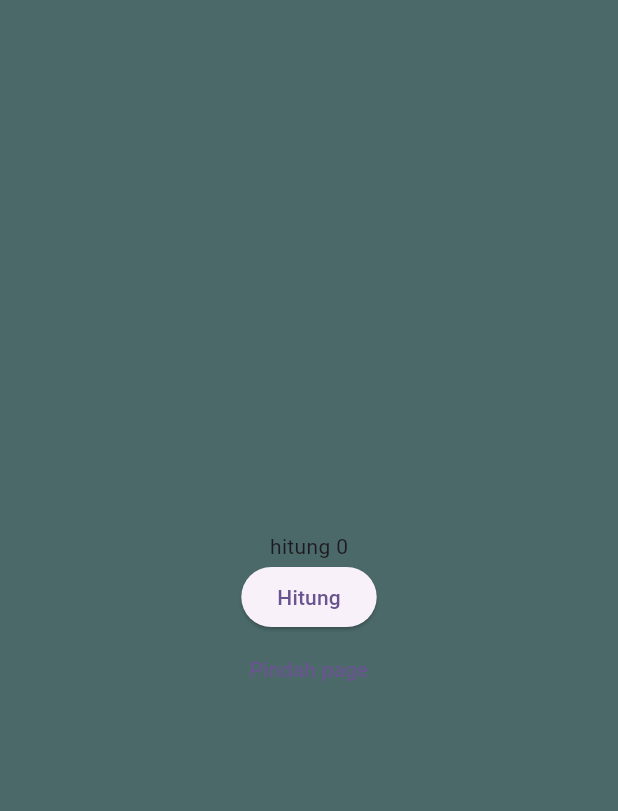
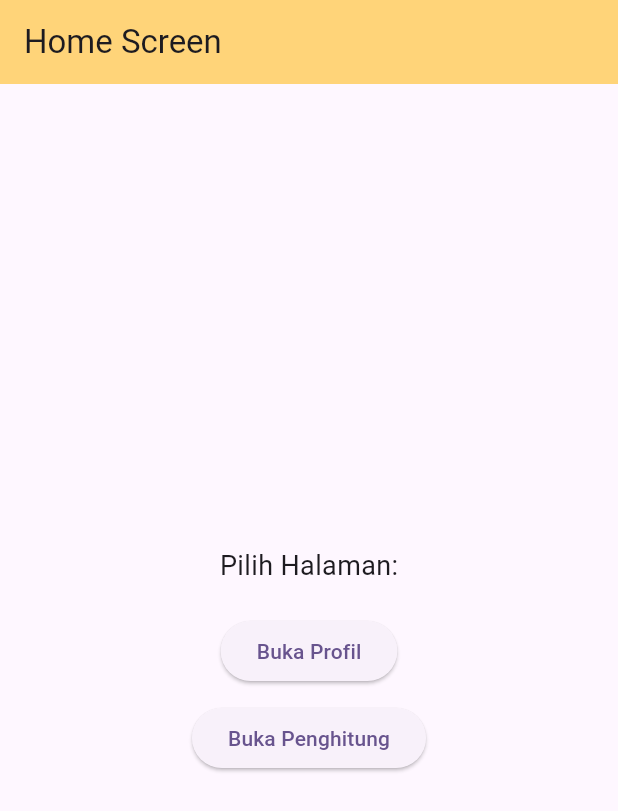
Before and after one commit to Yeflou/tampilanprofil, a Flutter app: the screen it shows after launch, on a phone screen of 412 x 824 dp. Shown: the top 811 px of the screen. Run offline on Flutter 3.47's test engine with Material 3 defaults, Android fonts, the phone set to English and light mode, and no system bars.

Commit message:
update homescreen

```diff
--- /dev/null
+++ b/lib/homescreen.dart
@@ -0,0 +1,54 @@
+import 'package:flutter/material.dart';
+import 'profilescreen.dart';      // Pastikan ada file ini
+import 'penghitungscreen.dart';  // Pastikan ada file ini
+
+class HomeScreen extends StatelessWidget {
+  const HomeScreen({super.key});
+
+  @override
+  Widget build(BuildContext context) {
+    return Scaffold(
+      appBar: AppBar(
+        title: const Text('Home Screen'),
+        backgroundColor: const Color.fromARGB(255, 255, 212, 121),
+      ),
+      body: Center(
+        child: Column(
+          mainAxisAlignment: MainAxisAlignment.center,
+          children: <Widget>[
+            const Text(
+              'Pilih Halaman:',
+              style: TextStyle(fontSize: 18),
+            ),
+            const SizedBox(height: 20),
+
+            // TOMBOL 1: KE PROFILE SCREEN (Kode Navigasi Langsung)
+            ElevatedButton(
+              onPressed: () {
+                Navigator.of(context).push(
+                  MaterialPageRoute(
+                    builder: (context) => const ProfileScreen(), // Pindah ke ProfileScreen
+                  ),
+                );
+              },
+              child: const Text('Buka Profil'),
+            ),
+            const SizedBox(height: 10),
+
+            // TOMBOL 2: KE PENGHITUNG SCREEN (Kode Navigasi Langsung)
+            ElevatedButton(
+              onPressed: () {
+                Navigator.of(context).push(
+                  MaterialPageRoute(
+                    builder: (context) => const PenghitungScreen(), // Pindah ke PenghitungScreen
+                  ),
+                );
+              },
+              child: const Text('Buka Penghitung'),
+            ),
+          ],
+        ),
+      ),
+    );
+  }
+}
--- a/lib/main.dart
+++ b/lib/main.dart
@@ -1,5 +1,5 @@
 import 'package:flutter/material.dart';
-import 'penghitungscreen.dart';
+import 'homescreen.dart';
 
 void main() {
   runApp(const MyApp());
@@ -17,7 +17,7 @@ class MyApp extends StatelessWidget {
 
         colorScheme: ColorScheme.fromSeed(seedColor: Colors.deepPurple),
       ),
-      home: PenghitungScreen()
+      home: const HomeScreen()
     );
   }
 }
--- a/lib/profilescreen.dart
+++ b/lib/profilescreen.dart
@@ -9,7 +9,7 @@ class ProfileScreen extends StatelessWidget {
       backgroundColor: const Color.fromARGB(255, 251, 231, 251),
       appBar: AppBar(
         backgroundColor: const Color.fromARGB(255, 255, 171, 46),
-        title: Text("Profile"),
+        title: Text("Profile Screen"),
       ),
       body: Padding(
         padding: const EdgeInsets.all(16.0),
```
Also changed, not shown: lib/penghitungscreen.dart (+36 -21 lines).
